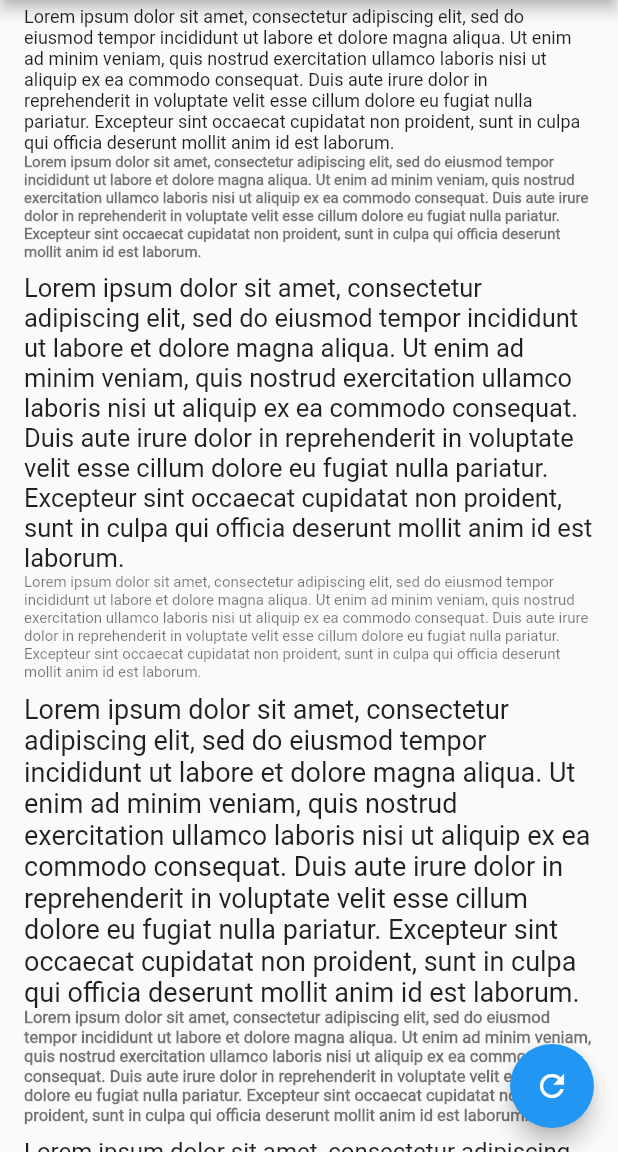
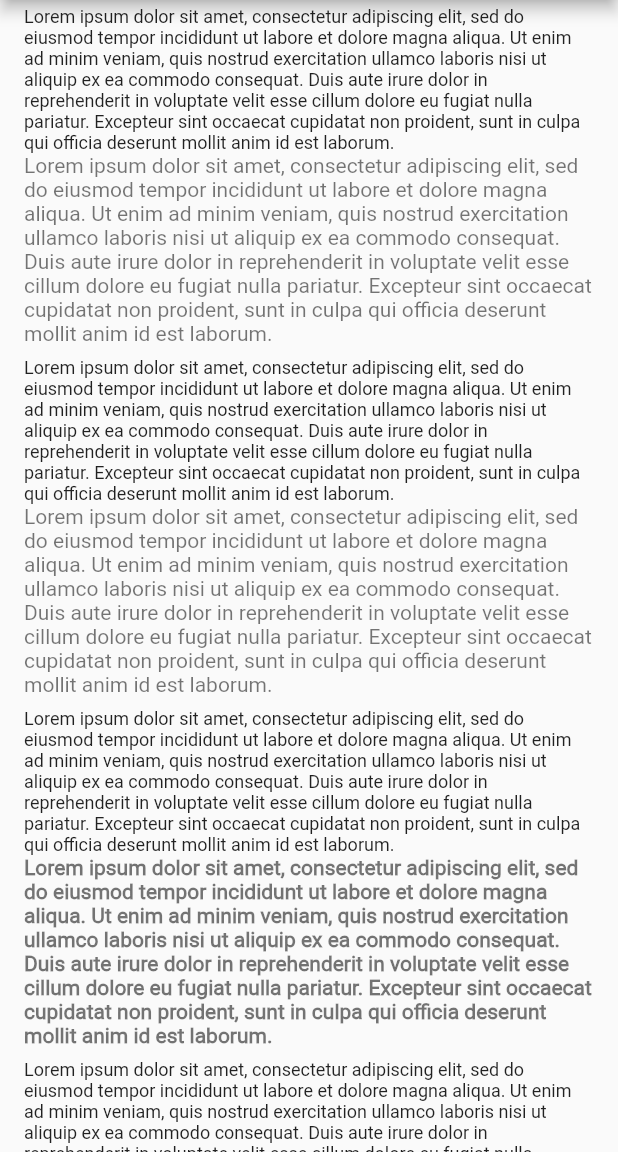
Before and after one commit to vital-edu/impeller_text_render_bug, a Flutter app: the screen it shows after launch, on a phone screen of 412 x 824 dp, the part 84-1236 px from its top. Run offline on Flutter 3.47's test engine with Material 2 defaults, Android fonts, the phone set to English and light mode, and no system bars.

Commit message:
Remove randomness.

```diff
--- a/lib/main.dart
+++ b/lib/main.dart
@@ -1,5 +1,3 @@
-import 'dart:math';
-
 import 'package:flutter/material.dart';
 
 void main() {
@@ -34,7 +32,6 @@ class MyHomePage extends StatefulWidget {
 class _MyHomePageState extends State<MyHomePage> {
   static const _loremIpsum =
       'Lorem ipsum dolor sit amet, consectetur adipiscing elit, sed do eiusmod tempor incididunt ut labore et dolore magna aliqua. Ut enim ad minim veniam, quis nostrud exercitation ullamco laboris nisi ut aliquip ex ea commodo consequat. Duis aute irure dolor in reprehenderit in voluptate velit esse cillum dolore eu fugiat nulla pariatur. Excepteur sint occaecat cupidatat non proident, sunt in culpa qui officia deserunt mollit anim id est laborum.';
-  final random = Random();
 
   @override
   Widget build(BuildContext context) {
@@ -50,25 +47,19 @@ class _MyHomePageState extends State<MyHomePage> {
               _loremIpsum,
               style: TextStyle(
                 fontWeight: FontWeight.values[index % 9],
-                fontSize: (8 + random.nextInt(12)).toDouble(),
+                fontSize: 12,
               ),
             ),
             subtitle: Text(
               _loremIpsum,
               style: TextStyle(
-                fontWeight: FontWeight.values[random.nextInt(9)],
-                fontSize: (8 + random.nextInt(12)).toDouble(),
+                fontWeight: FontWeight.values[(index + 3) % 9],
               ),
             ),
           );
         },
         itemCount: 1000,
       ),
-      floatingActionButton: FloatingActionButton(
-        tooltip: 'Refresh',
-        child: const Icon(Icons.refresh),
-        onPressed: () => setState(() {}),
-      ),
     );
   }
 }
```
